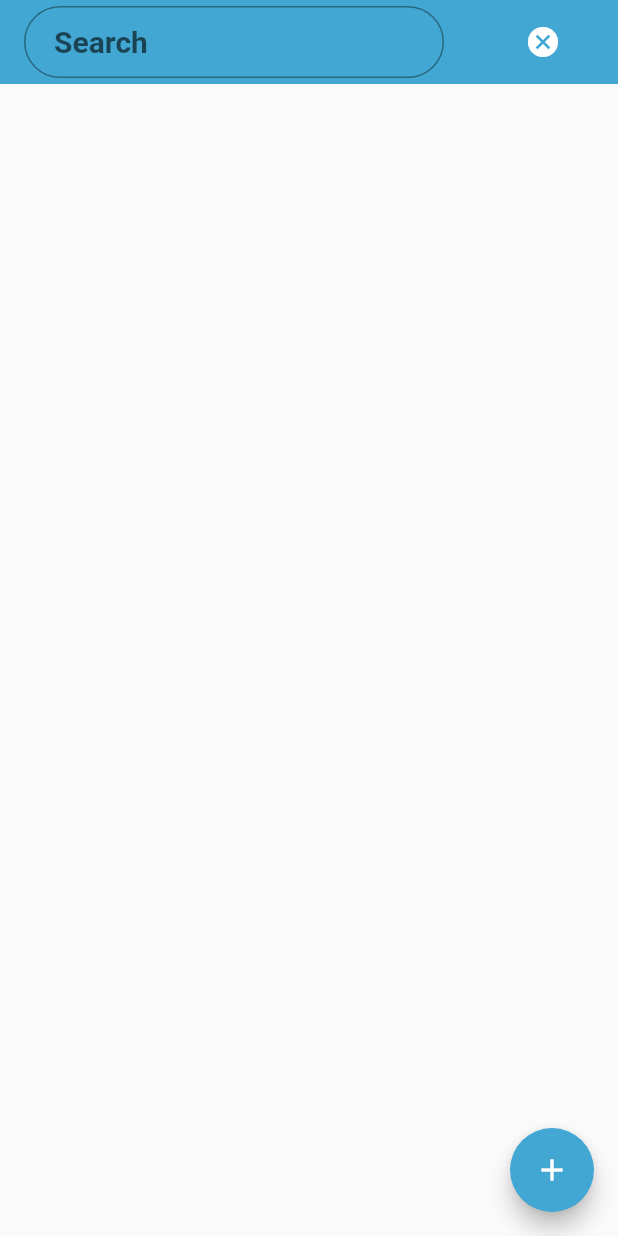
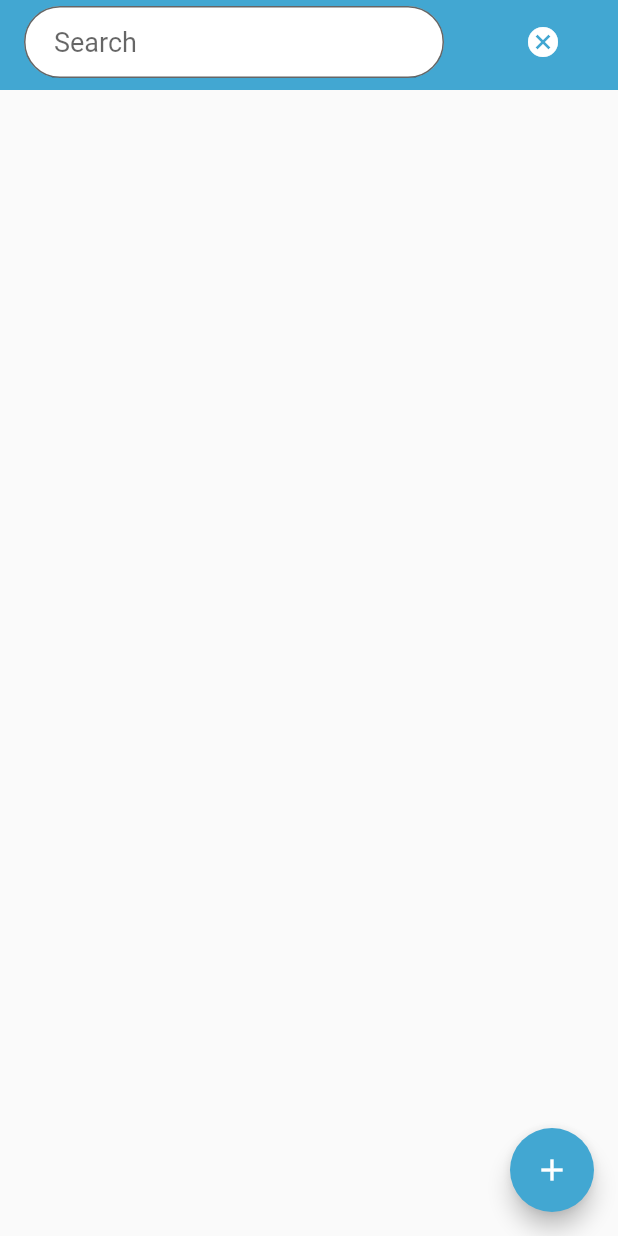
Before and after one commit to BIBINKB97/students_record, a Flutter app: the screen it shows after launch, after a tap on the "search" icon, on a phone screen of 412 x 824 dp. Run offline on Flutter 3.47's test engine with Material 2 defaults, Android fonts, the light colour scheme and no system bars; our stand-ins replace hive, hive_flutter, image_picker; accounts and stored records are empty.

Commit message:
search function completed

```diff
--- a/lib/view/home_page/homepage.dart
+++ b/lib/view/home_page/homepage.dart
@@ -5,8 +5,8 @@ import 'package:flutter/material.dart';
 import 'package:student_records/database/db.dart';
 import 'package:student_records/model/student_model.dart';
 import 'package:student_records/utils/colors.dart';
-import 'package:student_records/utils/constants.dart';
 import 'package:student_records/view/add_student/add_student_details.dart';
+import 'package:student_records/view/home_page/widgets/search.dart';
 import 'package:student_records/view/home_page/widgets/tile.dart';
 import 'package:student_records/view/view_details/view_details.dart';
 
@@ -18,75 +18,13 @@ class HomePage extends StatefulWidget {
 }
 
 class _HomePageState extends State<HomePage> {
-  Icon customIcon = const Icon(
-    Icons.search,
-    color: Colors.white,
-    size: 35,
-  );
-  Widget customSearchBar = const Text(
-    "All Students",
-    style: TextStyle(
-        color: Colors.white, fontSize: 24, fontWeight: FontWeight.w600),
-  );
   @override
   Widget build(BuildContext context) {
     getAllStudents();
     return Scaffold(
-      appBar: AppBar(
-        centerTitle: true,
-        title: customSearchBar,
-        backgroundColor: ktheme,
-        elevation: 0,
-        actions: <Widget>[
-          InkWell(
-            onTap: () {
-              setState(() {
-                if (customIcon.icon == Icons.search) {
-                  customIcon = Icon(
-                    Icons.cancel,
-                    color: Colors.white,
-                  );
-                  customSearchBar = TextField(
-                    onChanged: (value) {
-                      search(value);
-                    },
-                    textInputAction: TextInputAction.go,
-                    decoration: InputDecoration(
-                      contentPadding:
-                          EdgeInsets.fromLTRB(20.0, 10.0, 20.0, 10.0),
-                      border: OutlineInputBorder(
-                        borderRadius: BorderRadius.circular(30),
-                      ),
-                      hintText: 'Search',
-                    ),
-                    style: TextStyle(
-                      color: Colors.white,
-                      fontWeight: FontWeight.w600,
-                      fontSize: 20,
-                    ),
-                  );
-                } else {
-                  customIcon = Icon(
-                    Icons.search,
-                    size: 35,
-                    color: Colors.white,
-                  );
-                  customSearchBar = Text(
-                    "All Students",
-                    style: TextStyle(
-                        color: Colors.white,
-                        fontSize: 24,
-                        fontWeight: FontWeight.w600),
-                  );
-                }
-              });
-            },
-            child: SizedBox(
-              width: 100,
-              child: customIcon,
-            ),
-          ),
-        ],
+      appBar: PreferredSize(
+        preferredSize: Size.fromHeight(60),
+        child: CustomSearchBar(),
       ),
       body: ValueListenableBuilder(
           valueListenable: studentListNotifier,
--- a/lib/view/home_page/widgets/search.dart
+++ b/lib/view/home_page/widgets/search.dart
@@ -0,0 +1,82 @@
+import 'package:flutter/material.dart';
+import 'package:student_records/database/db.dart';
+import 'package:student_records/utils/colors.dart';
+
+class CustomSearchBar extends StatefulWidget {
+  const CustomSearchBar({super.key});
+
+  @override
+  State<CustomSearchBar> createState() => _CustomSearchBarState();
+}
+
+class _CustomSearchBarState extends State<CustomSearchBar> {
+  Icon customIcon = const Icon(
+    Icons.search,
+    color: Colors.white,
+    size: 25,
+  );
+  Widget customSearchBar = const Text(
+    "All Students",
+  );
+  @override
+  Widget build(BuildContext context) {
+    return AppBar(
+
+        centerTitle: true,
+        title: customSearchBar,
+        backgroundColor: ktheme,
+        elevation: 0,
+        actions: <Widget>[
+          InkWell(
+            onTap: () {
+              setState(() {
+                if (customIcon.icon == Icons.search) {
+                  customIcon = Icon(
+                    Icons.cancel,
+                    color: Colors.white,
+                  );
+                  customSearchBar = TextField(
+                    onChanged: (value) {
+                      search(value);
+                    },
+                    textInputAction: TextInputAction.go,
+                    decoration: InputDecoration(
+                      fillColor: kwhite,
+                      filled: true,
+                      contentPadding:
+                          EdgeInsets.fromLTRB(20.0, 10.0, 20.0, 10.0),
+                      border: OutlineInputBorder(
+                        borderRadius: BorderRadius.circular(30),
+                      ),
+                      hintText: 'Search',
+                    ),
+                    style: TextStyle(
+                      color: kblack,
+                      fontSize: 18,
+                    ),
+                  );
+                } else {
+                  customIcon = Icon(
+                    Icons.search,
+                    size: 25,
+                    color: Colors.white,
+                  );
+                  customSearchBar = Text(
+                    "All Students",
+                    style: TextStyle(
+                      color: Colors.white,
+                    ),
+                  );
+                }
+              });
+            },
+            child: SizedBox(
+              width: 100,
+              child: customIcon,
+            ),
+          ),
+        ],
+
+    );
+  }
+}
```
